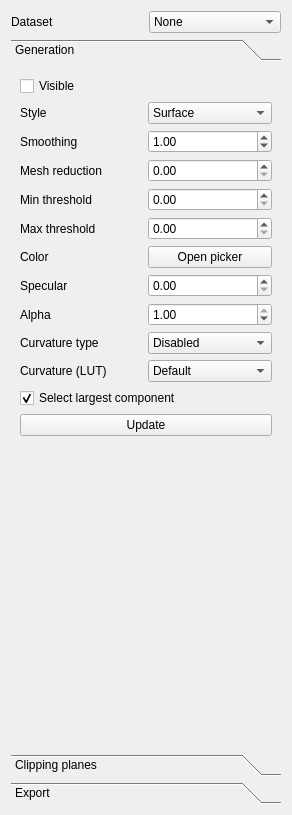
First picture: the form in branches/myusufoglu/plugins/stable/IsosurfaceGeneration/IsosurfaceGeneration.ui, repository BackupTheBerlios/viste-tool-svn, before the edit.
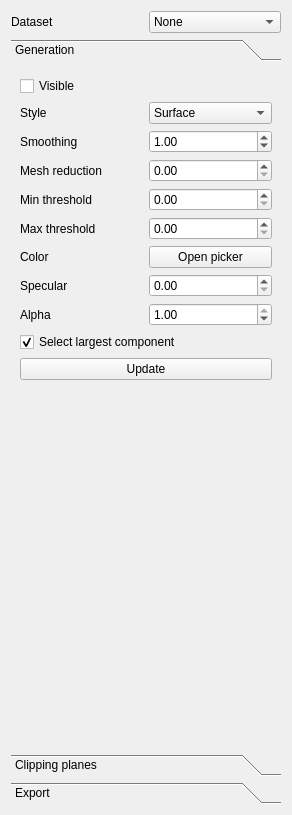
Second picture: the form after the edit.

What changed in the file:
```diff
--- a/branches/myusufoglu/plugins/stable/IsosurfaceGeneration/IsosurfaceGeneration.ui
+++ b/branches/myusufoglu/plugins/stable/IsosurfaceGeneration/IsosurfaceGeneration.ui
@@ -60,7 +60,7 @@
         <x>0</x>
         <y>0</y>
         <width>274</width>
-        <height>669</height>
+        <height>688</height>
        </rect>
       </property>
       <attribute name="label">
@@ -254,68 +254,6 @@
            </property>
           </widget>
          </item>
-         <item row="10" column="0">
-          <widget class="QLabel" name="label_27">
-           <property name="text">
-            <string>Curvature (LUT)</string>
-           </property>
-          </widget>
-         </item>
-         <item row="10" column="1">
-          <widget class="QComboBox" name="comboBoxCurvatureLUT">
-           <item>
-            <property name="text">
-             <string>Default</string>
-            </property>
-           </item>
-          </widget>
-         </item>
-         <item row="9" column="0">
-          <widget class="QLabel" name="label_28">
-           <property name="text">
-            <string>Curvature type</string>
-           </property>
-          </widget>
-         </item>
-         <item row="9" column="1">
-          <widget class="QComboBox" name="comboBoxCurvatureType">
-           <item>
-            <property name="text">
-             <string>Disabled</string>
-            </property>
-           </item>
-           <item>
-            <property name="text">
-             <string>Maximum (k1)</string>
-            </property>
-           </item>
-           <item>
-            <property name="text">
-             <string>Minimum (k2)</string>
-            </property>
-           </item>
-           <item>
-            <property name="text">
-             <string>Gaussian (k1*k2)</string>
-            </property>
-           </item>
-           <item>
-            <property name="text">
-             <string>Mean (k1 + k2)/2</string>
-            </property>
-           </item>
-           <item>
-            <property name="text">
-             <string>Shape index</string>
-            </property>
-           </item>
-           <item>
-            <property name="text">
-             <string>Curvedness</string>
-            </property>
-           </item>
-          </widget>
-         </item>
         </layout>
        </item>
        <item>
```
Left out of the diff: 48 changed lines with no effect on the pictures.
